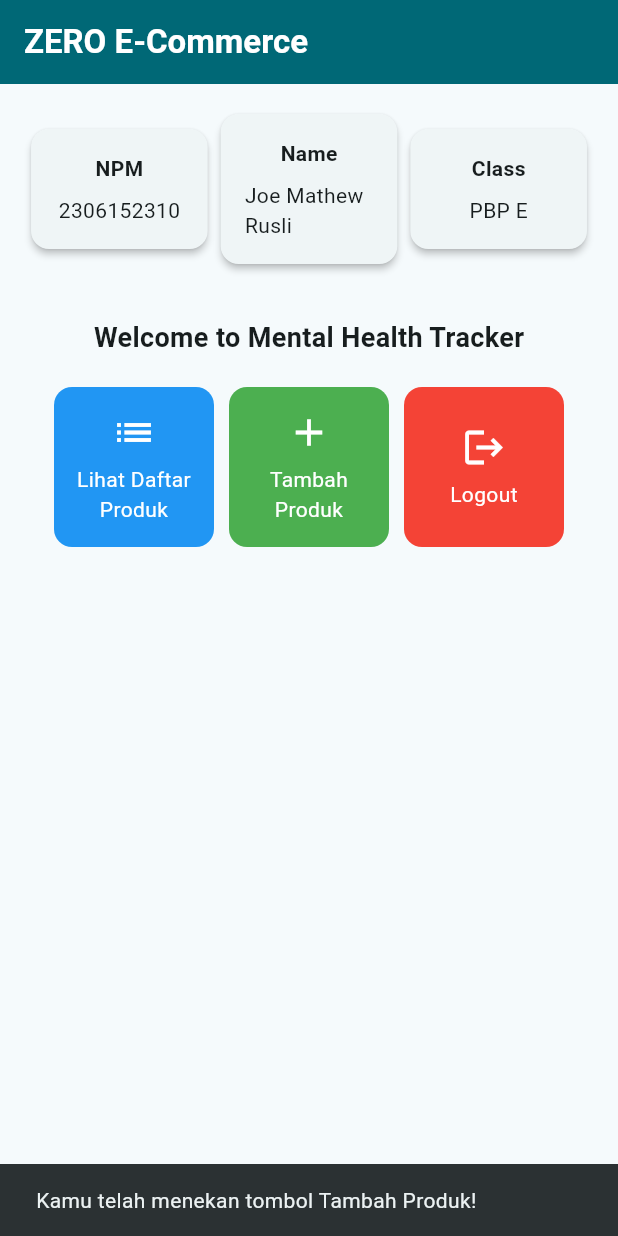
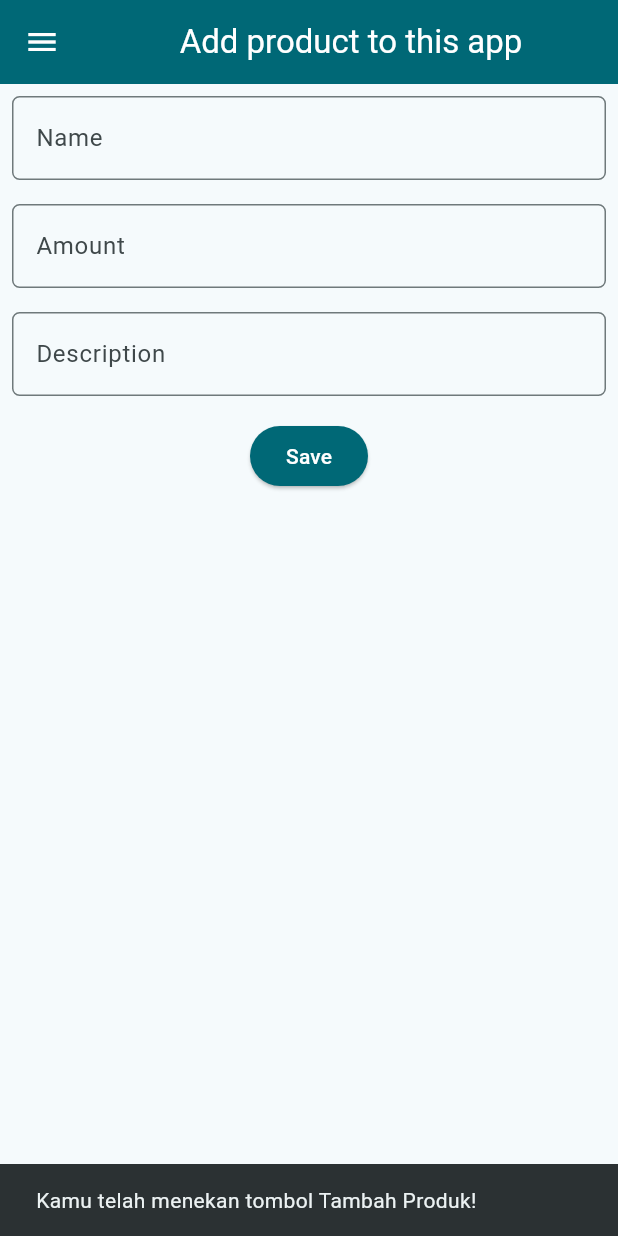
Before and after one commit to zerothy/zero-pbp-mobile, a Flutter app: the screen it shows after launch, after a tap on "Tambah Produk", on a phone screen of 412 x 824 dp. Run offline on Flutter 3.47's test engine with Material 3 defaults, Android fonts, the phone set to English and light mode, and no system bars.

Commit message:
feat: tugas 8 done

```diff
--- a/lib/main.dart
+++ b/lib/main.dart
@@ -1,5 +1,5 @@
 import 'package:flutter/material.dart';
-import 'package:zero_pbp_mobile/menu.dart';
+import 'package:zero_pbp_mobile/screens/menu.dart';
 
 void main() {
   runApp(const MyApp());
@@ -16,6 +16,7 @@
       theme: ThemeData(
         colorScheme: ColorScheme.fromSeed(seedColor: Colors.cyan),
         useMaterial3: true,
+        fontFamily: 'Roboto',
       ),
       home: MyHomePage(),
     );
--- a/lib/menu.dart
+++ b/lib/screens/menu.dart
@@ -1,4 +1,6 @@
 import 'package:flutter/material.dart';
+import 'package:zero_pbp_mobile/widgets/left_drawer.dart';
+import 'package:zero_pbp_mobile/widgets/product_card.dart';
 
 class MyHomePage extends StatelessWidget {
   MyHomePage({super.key});
@@ -60,7 +62,7 @@
                   const Padding(
                     padding: EdgeInsets.only(top: 16.0),
                     child: Text(
-                      'Welcome to Mental Health Tracker',
+                      'Welcome to ZERO E-Commerce!',
                       style: TextStyle(
                         fontWeight: FontWeight.bold,
                         fontSize: 18.0,
@@ -89,6 +91,7 @@
           ],
         ),
       ),
+      drawer: const LeftDrawer(),
     );
   }
 }
@@ -126,65 +129,3 @@
     );
   }
 }
-
-class ItemHomepage {
-  final String name;
-  final IconData icon;
-  final Color iconColor;
-  final Color backgroundColor;
-
-  ItemHomepage(this.name, this.icon, this.backgroundColor, this.iconColor);
-}
-
-class ItemCard extends StatelessWidget {
-  // Menampilkan kartu dengan ikon dan nama.
-
-  final ItemHomepage item;
-
-  const ItemCard(this.item, {super.key});
-
-  @override
-  Widget build(BuildContext context) {
-    return Material(
-      // Menentukan warna latar belakang dari tema aplikasi.
-      color: item.backgroundColor,
-      // Membuat sudut kartu melengkung.
-      borderRadius: BorderRadius.circular(12),
-
-      child: InkWell(
-        // Aksi ketika kartu ditekan.
-        onTap: () {
-          // Menampilkan pesan SnackBar saat kartu ditekan.
-          ScaffoldMessenger.of(context)
-            ..hideCurrentSnackBar()
-            ..showSnackBar(
-              SnackBar(content: Text("Kamu telah menekan tombol ${item.name}!"))
-            );
-        },
-        // Container untuk menyimpan Icon dan Text
-        child: Container(
-          padding: const EdgeInsets.all(8),
-          child: Center(
-            child: Column(
-              // Menyusun ikon dan teks di tengah kartu.
-              mainAxisAlignment: MainAxisAlignment.center,
-              children: [
-                Icon(
-                  item.icon,
-                  color: item.iconColor,
-                  size: 30.0,
-                ),
-                const Padding(padding: EdgeInsets.all(3)),
-                Text(
-                  item.name,
-                  textAlign: TextAlign.center,
-                  style: const TextStyle(color: Colors.white),
-                ),
-              ],
-            ),
-          ),
-        ),
-      ),
-    );
-  }
-}
--- /dev/null
+++ b/lib/screens/product_form.dart
@@ -0,0 +1,170 @@
+import 'package:flutter/material.dart';
+import 'package:zero_pbp_mobile/widgets/left_drawer.dart';
+
+class ProductFormPage extends StatefulWidget {
+  const ProductFormPage({super.key});
+
+  @override
+  State<ProductFormPage> createState() => _ProductFormPageState();
+}
+
+class _ProductFormPageState extends State<ProductFormPage> {
+  final _formKey = GlobalKey<FormState>();
+  String _name = "";
+  int _amount = 0;
+  String _description = "";
+
+  @override
+  Widget build(BuildContext context) {
+    return Scaffold(
+      appBar: AppBar(
+        title: const Center(
+          child: Text(
+            'Add product to this app',
+          ),
+        ),
+        backgroundColor: Theme.of(context).colorScheme.primary,
+        foregroundColor: Colors.white,
+      ),
+      drawer: const LeftDrawer(),
+      body: Form(
+        key: _formKey,
+        child: SingleChildScrollView(
+          child: Column(
+            crossAxisAlignment: CrossAxisAlignment.start,
+            children: [
+              Padding(
+                padding: const EdgeInsets.all(8.0),
+                child: TextFormField(
+                  decoration: InputDecoration(
+                    hintText: "Name",
+                    labelText: "Name",
+                    border: OutlineInputBorder(
+                      borderRadius: BorderRadius.circular(5.0),
+                    ),
+                  ),
+                  onChanged: (String? value) {
+                    setState(() {
+                      _name = value!;
+                    });
+                  },
+                  validator: (String? value) {
+                    if (value == null || value.isEmpty) {
+                      return "Product name cannot be empty!";
+                    }
+                    if (value.length < 3) {
+                      return "Product name must be at least 3 characters!";
+                    }
+                    if (value.length > 50) {
+                      return "Product name must be at most 50 characters!";
+                    }
+                    return null;
+                  },
+                ),
+              ),
+              Padding(
+                padding: const EdgeInsets.all(8.0),
+                child: TextFormField(
+                  decoration: InputDecoration(
+                    hintText: "Amount",
+                    labelText: "Amount",
+                    border: OutlineInputBorder(
+                      borderRadius: BorderRadius.circular(5.0),
+                    ),
+                  ),
+                  onChanged: (String? value) {
+                    setState(() {
+                      _amount = int.tryParse(value!) ?? 0;
+                    });
+                  },
+                  validator: (String? value) {
+                    if (value == null || value.isEmpty) {
+                      return "Amount cannot be empty!";
+                    }
+                    if (int.tryParse(value) == null) {
+                      return "Amount must be a number!";
+                    }
+                    if (int.tryParse(value)! < 0) {
+                      return "Amount must be greater than or equal to 0!";
+                    }
+                    return null;
+                  },
+                ),
+              ),
+              Padding(
+                padding: const EdgeInsets.all(8.0),
+                child: TextFormField(
+                  decoration: InputDecoration(
+                    hintText: "Description",
+                    labelText: "Description",
+                    border: OutlineInputBorder(
+                      borderRadius: BorderRadius.circular(5.0),
+                    ),
+                  ),
+                  onChanged: (String? value) {
+                    setState(() {
+                      _description = value!;
+                    });
+                  },
+                  validator: (String? value) {
+                    if (value == null || value.isEmpty) {
+                      return "Description cannot be empty!";
+                    }
+                    return null;
+                  },
+                ),
+              ),
+              Align(
+                alignment: Alignment.bottomCenter,
+                child: Padding(
+                  padding: const EdgeInsets.all(8.0),
+                  child: ElevatedButton(
+                    style: ButtonStyle(
+                      backgroundColor: MaterialStateProperty.all(
+                          Theme.of(context).colorScheme.primary),
+                    ),
+                    onPressed: () {
+                      if (_formKey.currentState!.validate()) {
+                        showDialog(
+                          context: context,
+                          builder: (context) {
+                            return AlertDialog(
+                              title: const Text('Product berhasil disimpan!'),
+                              content: SingleChildScrollView(
+                                child: Column(
+                                  crossAxisAlignment: CrossAxisAlignment.start,
+                                  children: [
+                                    Text('Name: $_name'),
+                                    Text('Amount: $_amount'),
+                                    Text('Description: $_description'),
+                                  ],
+                                ),
+                              ),
+                              actions: [
+                                TextButton(
+                                  child: const Text('OK'),
+                                  onPressed: () {
+                                    Navigator.pop(context);
+                                    _formKey.currentState!.reset();
+                                  },
+                                ),
+                              ],
+                            );
+                          },
+                        );
+                      }
+                    },
+                    child: const Text(
+                      "Save",
+                      style: TextStyle(color: Colors.white),
+                    ),
+                  ),
+                ),
+              ),
+            ],
+          ),
+        ),
+      ),
+    );
+  }
+}
--- /dev/null
+++ b/lib/widgets/left_drawer.dart
@@ -0,0 +1,70 @@
+import 'package:flutter/material.dart';
+import 'package:zero_pbp_mobile/screens/menu.dart';
+import 'package:zero_pbp_mobile/screens/product_form.dart';
+
+class LeftDrawer extends StatelessWidget {
+  const LeftDrawer({super.key});
+
+  @override
+  Widget build(BuildContext context) {
+    return Drawer(
+      child: ListView(
+        children: [
+          DrawerHeader(
+            decoration: BoxDecoration(
+              color: Theme.of(context).colorScheme.primary,
+            ),
+            child: const Column(
+              children: [
+                Text(
+                  'Zero',
+                  textAlign: TextAlign.center,
+                  style: TextStyle(
+                    fontSize: 24,
+                    fontWeight: FontWeight.bold,
+                    color: Colors.white,
+                  ),
+                ),
+                Padding(padding: EdgeInsets.all(8)),
+                Text(
+                  "Better Life, Better You",
+                  textAlign: TextAlign.center,
+                  style: TextStyle(
+                    fontSize: 15,
+                    color: Colors.white,
+                    fontWeight: FontWeight.normal,
+                  ),
+                ),
+              ],
+            ),
+          ),
+          ListTile(
+            leading: const Icon(Icons.home_outlined),
+            title: const Text('Halaman Utama'),
+            // Bagian redirection ke MyHomePage
+            onTap: () {
+              Navigator.pushReplacement(
+                  context,
+                  MaterialPageRoute(
+                    builder: (context) => MyHomePage(),
+                  ));
+            },
+          ),
+          ListTile(
+            leading: const Icon(Icons.add),
+            title: const Text('Tambah Produk'),
+            // Bagian redirection ke MoodEntryFormPage
+            onTap: () {
+              Navigator.push(
+                context,
+                MaterialPageRoute(
+                  builder: (context) => const ProductFormPage()
+                ),
+              );
+            },
+          ),
+        ],
+      ),
+    );
+  }
+}
--- /dev/null
+++ b/lib/widgets/product_card.dart
@@ -0,0 +1,70 @@
+import 'package:flutter/material.dart';
+import 'package:zero_pbp_mobile/screens/product_form.dart';
+
+class ItemHomepage {
+  final String name;
+  final IconData icon;
+  final Color iconColor;
+  final Color backgroundColor;
+
+  ItemHomepage(this.name, this.icon, this.backgroundColor, this.iconColor);
+}
+
+class ItemCard extends StatelessWidget {
+  // Menampilkan kartu dengan ikon dan nama.
+
+  final ItemHomepage item;
+
+  const ItemCard(this.item, {super.key});
+
+  @override
+  Widget build(BuildContext context) {
+    return Material(
+      // Menentukan warna latar belakang dari tema aplikasi.
+      color: item.backgroundColor,
+      // Membuat sudut kartu melengkung.
+      borderRadius: BorderRadius.circular(12),
+
+      child: InkWell(
+        // Aksi ketika kartu ditekan.
+        onTap: () {
+          // Menampilkan pesan SnackBar saat kartu ditekan.
+          ScaffoldMessenger.of(context)
+            ..hideCurrentSnackBar()
+            ..showSnackBar(
+              SnackBar(content: Text("Kamu telah menekan tombol ${item.name}!"))
+            );
+
+          // Navigate ke route yang sesuai dengan item yang ditekan.
+          if (item.name == "Tambah Produk") {
+            Navigator.push(context,
+              MaterialPageRoute(builder: (context) => ProductFormPage()));
+          }
+        },
+        // Container untuk menyimpan Icon dan Text
+        child: Container(
+          padding: const EdgeInsets.all(8),
+          child: Center(
+            child: Column(
+              // Menyusun ikon dan teks di tengah kartu.
+              mainAxisAlignment: MainAxisAlignment.center,
+              children: [
+                Icon(
+                  item.icon,
+                  color: item.iconColor,
+                  size: 30.0,
+                ),
+                const Padding(padding: EdgeInsets.all(3)),
+                Text(
+                  item.name,
+                  textAlign: TextAlign.center,
+                  style: const TextStyle(color: Colors.white),
+                ),
+              ],
+            ),
+          ),
+        ),
+      ),
+    );
+  }
+}
```
Also changed, not shown: 1 other file.
